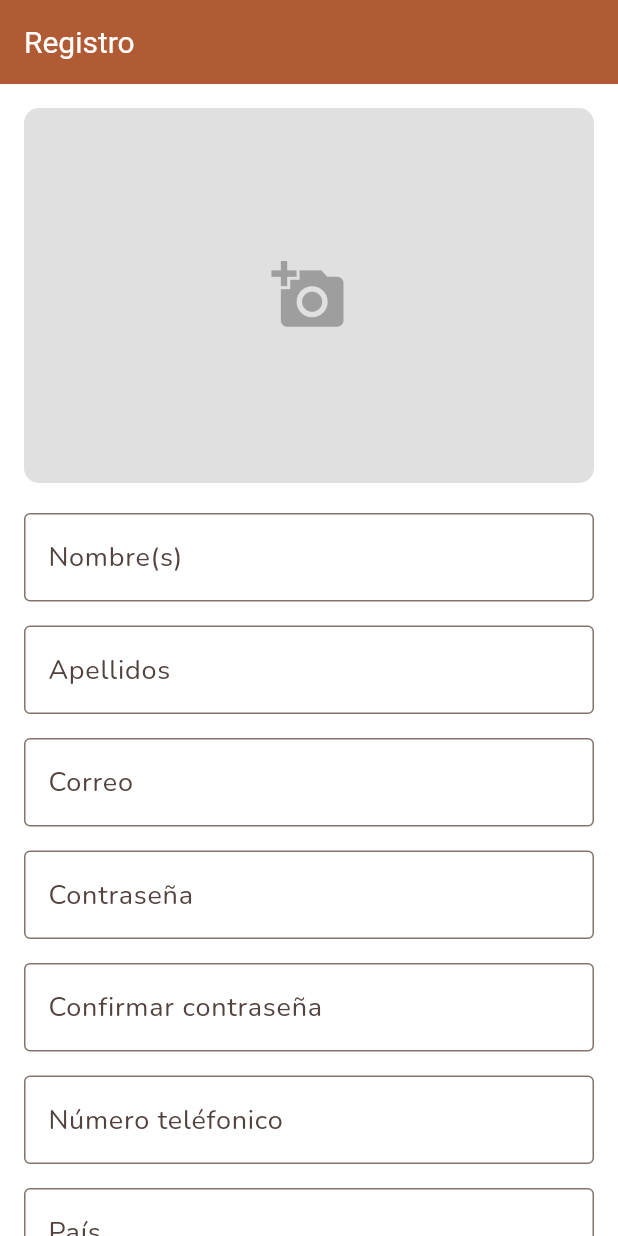
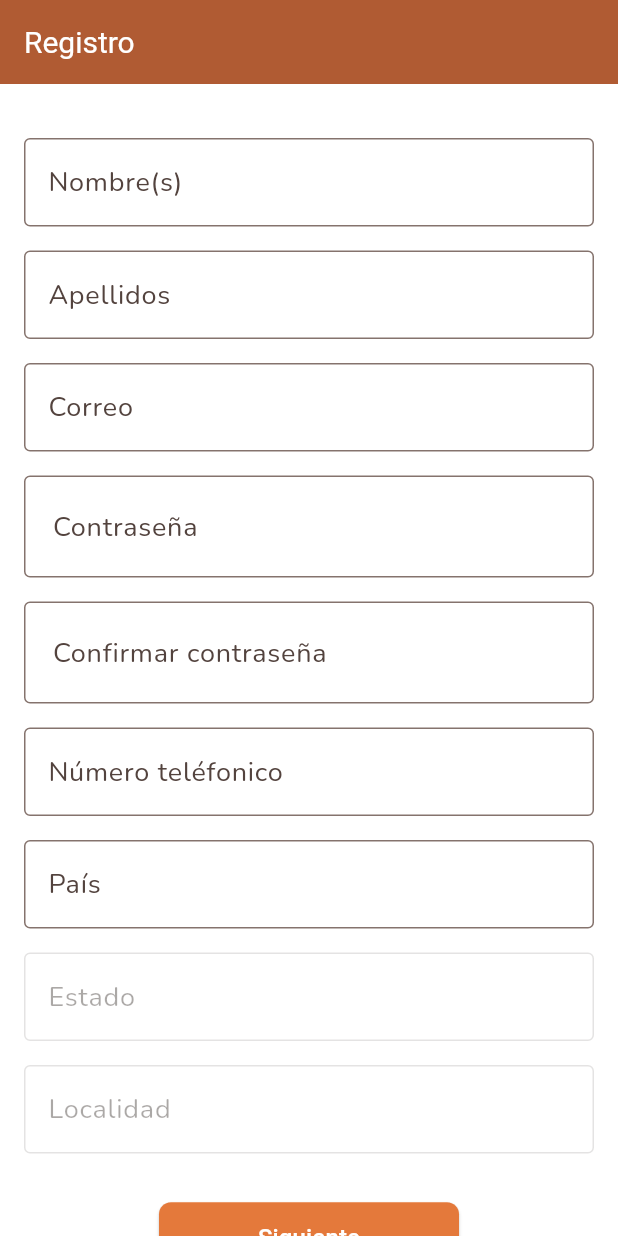
Before and after one commit to jonathan-361/furconnect_app, a Flutter app: the Register screen opened by its route, on a phone screen of 412 x 824 dp. Run offline on Flutter 3.47's test engine with Material 3 defaults, Android fonts, the light colour scheme and no system bars; our stand-ins replace dio, file_picker, go_router, jwt_decoder, logger, shared_preferences and 1 more; accounts and stored records are empty.

Commit message:
nueva pantalla exclusiva para selección de imagen del usuario

```diff
--- a/lib/config/routes/routes.dart
+++ b/lib/config/routes/routes.dart
@@ -1,7 +1,11 @@
 import 'package:go_router/go_router.dart';
+
+import 'package:furconnect/features/data/services/register_service.dart';
+import 'package:furconnect/features/data/services/api_service.dart';
 
 import 'package:furconnect/features/presentation/page/login_page/login.dart';
 import 'package:furconnect/features/presentation/page/register_page/register.dart';
+import 'package:furconnect/features/presentation/page/register_page/choose_image.dart';
 import 'package:furconnect/features/presentation/page/home_page/home.dart';
 import 'package:furconnect/features/presentation/page/botton_navigation_bar/botton_navigation_bar.dart';
 import 'package:furconnect/features/presentation/page/pet_page/my_pets.dart';
@@ -24,6 +28,16 @@ final router = GoRouter(
     GoRoute(
       path: '/register',
       builder: (context, state) => Register(),
+    ),
+    GoRoute(
+      path: '/chooseImage',
+      builder: (context, state) {
+        final userData = state.extra as Map<String, String>;
+        return ChooseImage(
+          userData: userData,
+          registerService: RegisterService(ApiService()),
+        );
+      },
     ),
     GoRoute(
       path: '/navigationBar',
--- a/lib/features/presentation/page/register_page/register.dart
+++ b/lib/features/presentation/page/register_page/register.dart
@@ -40,6 +40,9 @@ class _RegisterState extends State<Register> {
   bool _isStateSelected = false;
 
   File? _selectedImage;
+  bool _obscureText = true;
+  bool _obscureTextConfirm = true;
+  String specialCharacters = "!@#\$%&*(),.?\":{}<>._";
 
   final RegisterService _registerService = RegisterService(ApiService());
 
@@ -167,41 +170,6 @@ class _RegisterState extends State<Register> {
           child: Column(
             crossAxisAlignment: CrossAxisAlignment.start,
             children: [
-              GestureDetector(
-                onTap: _pickImage,
-                child: Container(
-                  width: double.infinity,
-                  height: _selectedImage != null ? null : 250,
-                  decoration: BoxDecoration(
-                    color: Colors.grey[300],
-                    borderRadius: BorderRadius.circular(10),
-                  ),
-                  child: _selectedImage != null
-                      ? ClipRRect(
-                          borderRadius: BorderRadius.circular(10),
-                          child: Image.file(
-                            _selectedImage!,
-                            fit: BoxFit.cover,
-                            width: double.infinity,
-                          ),
-                        )
-                      : const Center(
-                          child: Icon(
-                            Icons.add_a_photo,
-                            size: 50,
-                            color: Colors.grey,
-                          ),
-                        ),
-                ),
-              ),
-              if (_imageError != null)
-                Padding(
-                  padding: const EdgeInsets.only(top: 8.0),
-                  child: Text(
-                    _imageError!,
-                    style: const TextStyle(color: Colors.red, fontSize: 14),
-                  ),
-                ),
               const SizedBox(height: 20),
               TextFormField(
                 controller: nameController,
@@ -254,7 +222,8 @@ class _RegisterState extends State<Register> {
                 maxLength: 40,
                 onChanged: (value) {
                   final regex = RegExp(
-                      r"^[a-zA-Z0-9._%+-]+@(gmail\.com|outlook\.com|hotmail\.com)$");
+                      r"^[a-zA-Z0-9._%+-]+@[a-zA-Z0-9.-]+\.[a-zA-Z]{2,}$");
+
                   if (value.isEmpty) {
                     setState(() {
                       _emailError = 'El correo es obligatorio';
@@ -265,7 +234,7 @@ class _RegisterState extends State<Register> {
                     });
                   } else {
                     setState(() {
-                      _emailError = null; // Si es válido, no hay error
+                      _emailError = null;
                     });
                   }
                 },
@@ -274,21 +243,34 @@ class _RegisterState extends State<Register> {
                     return 'El correo es obligatorio';
                   }
                   final regex = RegExp(
-                      r"^[a-zA-Z0-9._%+-]+@(gmail\.com|outlook\.com|hotmail\.com)$");
+                      r"^[a-zA-Z0-9._%+-]+@[a-zA-Z0-9.-]+\.[a-zA-Z]{2,}$");
                   if (!regex.hasMatch(value)) {
                     return 'Por favor ingresa un correo válido';
                   }
-                  return null; // Si es válido, no hay error
+                  return null;
                 },
               ),
               const SizedBox(height: 16),
               TextFormField(
                 controller: passwordController,
-                obscureText: true,
+                obscureText: _obscureText,
                 decoration: InputDecoration(
                   labelText: 'Contraseña',
                   border: const OutlineInputBorder(),
                   counterText: '',
+                  contentPadding:
+                      const EdgeInsets.symmetric(vertical: 10, horizontal: 15),
+                  suffix: IconButton(
+                    icon: Icon(
+                      _obscureText ? Icons.visibility : Icons.visibility_off,
+                      size: 22,
+                    ),
+                    onPressed: () {
+                      setState(() {
+                        _obscureText = !_obscureText;
+                      });
+                    },
+                  ),
                   errorText: _passwordError,
                 ),
                 maxLength: 18,
@@ -299,7 +281,8 @@ class _RegisterState extends State<Register> {
                         _passwordError = 'Debe tener al menos 8 caracteres';
                       } else if (!RegExp(r'[!@#$%^&*(),.?":{}|<>._]')
                           .hasMatch(value)) {
-                        _passwordError = 'Debe incluir al menos un símbolo';
+                        _passwordError =
+                            'Incluye símbolos como: $specialCharacters';
                       } else if (RegExp(
                               r'(?:012|123|234|345|456|567|678|789|890)')
                           .hasMatch(value)) {
@@ -312,7 +295,7 @@ class _RegisterState extends State<Register> {
                         _passwordError =
                             'Debe incluir al menos una letra mayúscula';
                       } else {
-                        _passwordError = null; // Si es válida, no hay error
+                        _passwordError = null;
                       }
                     },
                   );
@@ -327,11 +310,26 @@ class _RegisterState extends State<Register> {
               const SizedBox(height: 16),
               TextFormField(
                 controller: confirmPasswordController,
-                obscureText: true,
+                obscureText: _obscureTextConfirm,
                 decoration: InputDecoration(
                   labelText: 'Confirmar contraseña',
                   border: const OutlineInputBorder(),
                   counterText: '',
+                  contentPadding:
+                      const EdgeInsets.symmetric(vertical: 10, horizontal: 15),
+                  suffix: IconButton(
+                    icon: Icon(
+                      _obscureTextConfirm
+                          ? Icons.visibility
+                          : Icons.visibility_off,
+                      size: 22,
+                    ),
+                    onPressed: () {
+                      setState(() {
+                        _obscureTextConfirm = !_obscureTextConfirm;
+                      });
+                    },
+                  ),
                   errorText: _confirmPasswordError,
                 ),
                 maxLength: 18,
@@ -340,7 +338,7 @@ class _RegisterState extends State<Register> {
                     if (value != passwordController.text) {
                       _confirmPasswordError = 'Las contraseñas no coinciden';
                     } else {
-                      _confirmPasswordError = null; // No hay error si coinciden
+                      _confirmPasswordError = null;
                     }
                   });
                 },
@@ -410,8 +408,7 @@ class _RegisterState extends State<Register> {
                   FilteringTextInputFormatter.allow(
                       RegExp(r'^[a-zA-ZáéíóúÁÉÍÓÚ\s]+$')),
                 ],
-                enabled:
-                    _isCountrySelected, // Habilitar solo si el país está seleccionado
+                enabled: _isCountrySelected,
                 onChanged: (value) {
                   setState(() {
                     _isStateSelected = value.isNotEmpty;
@@ -431,7 +428,7 @@ class _RegisterState extends State<Register> {
               TextFormField(
                 controller: cityController,
                 decoration: const InputDecoration(
-                  labelText: 'Ciudad',
+                  labelText: 'Localidad',
                   border: OutlineInputBorder(),
                   counterText: '',
                 ),
@@ -440,11 +437,10 @@ class _RegisterState extends State<Register> {
                   FilteringTextInputFormatter.allow(
                       RegExp(r'^[a-zA-ZáéíóúÁÉÍÓÚ\s]+$')),
                 ],
-                enabled:
-                    _isStateSelected, // Habilitar solo si el estado está seleccionado
+                enabled: _isStateSelected,
                 validator: (value) {
                   if (_isStateSelected && (value == null || value.isEmpty)) {
-                    return 'La ciudad es obligatoria';
+                    return 'La localidad es obligatoria';
                   }
                   return null;
                 },
@@ -454,7 +450,24 @@ class _RegisterState extends State<Register> {
                 child: SizedBox(
                   width: 200,
                   child: ElevatedButton(
-                    onPressed: _register,
+                    onPressed: () {
+                      if (_formKey.currentState!.validate()) {
+                        final userData = {
+                          'name': nameController.text,
+                          'lastName': lastNameController.text,
+                          'email': emailController.text,
+                          'password': passwordController.text,
+                          'phone': phoneController.text,
+                          'city': cityController.text,
+                          'state': stateController.text,
+                          'country': countryController.text,
+                        };
+                        context.push('/chooseImage', extra: userData);
+                      } else {
+                        AppOverlay.showOverlay(context, Colors.red,
+                            "Termina de rellenar el formulario");
+                      }
+                    },
                     style: ElevatedButton.styleFrom(
                       backgroundColor: Color.fromARGB(255, 228, 121, 59),
                       foregroundColor: Colors.white,
@@ -465,7 +478,8 @@ class _RegisterState extends State<Register> {
                           EdgeInsets.symmetric(horizontal: 20, vertical: 12),
                     ),
                     child: const Text(
-                      'Crear cuenta',
+                      'Siguiente',
+                      textAlign: TextAlign.center,
                       style: TextStyle(
                         fontSize: 16,
                       ),
```
Also changed, not shown: lib/features/presentation/page/register_page/choose_image.dart (added, +230 -0 lines).
